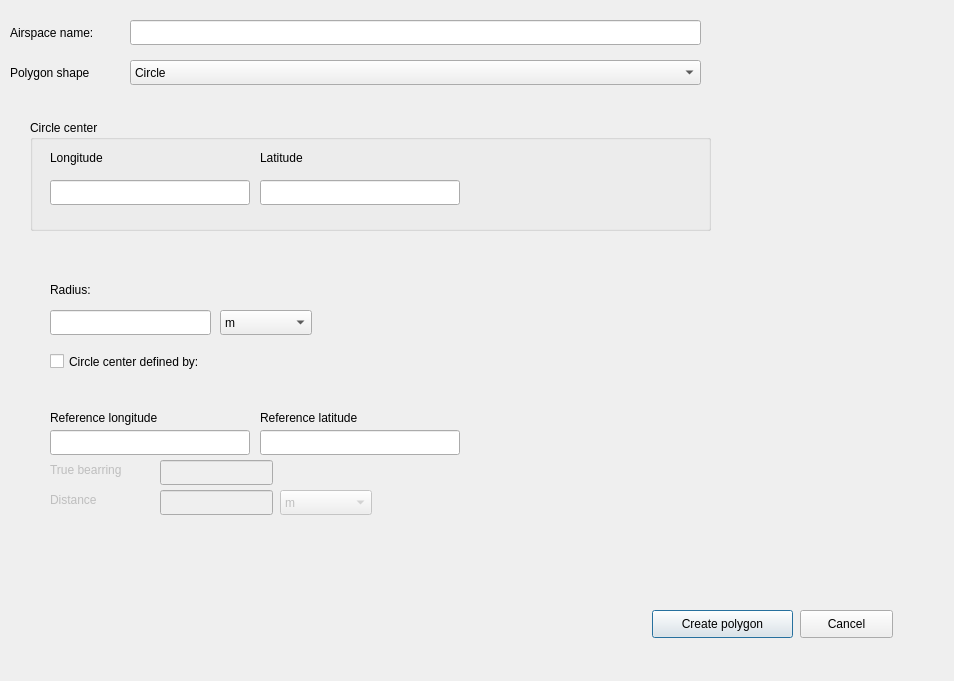
This is airspace_geometry_builder/airspace_geometry_builder_dialog_base.ui in strpaw/qgis3-airspace-geometry-builder as Qt 5 draws it before an edit. The edited form follows.
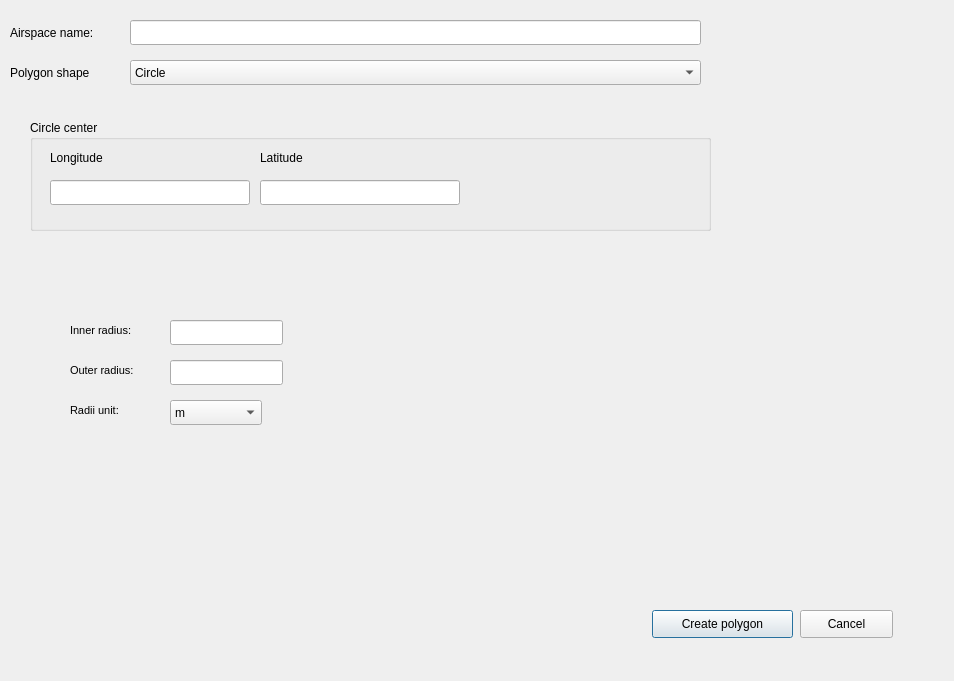
This is the edited form. The open tabs and pages were chosen to show the change.

Commit message: Add circle ring GUI layout

Diff of the .ui file:
```diff
--- a/airspace_geometry_builder/airspace_geometry_builder_dialog_base.ui
+++ b/airspace_geometry_builder/airspace_geometry_builder_dialog_base.ui
@@ -521,6 +521,123 @@
        </property>
       </widget>
      </widget>
+     <widget class="QWidget" name="page_4">
+      <widget class="QLineEdit" name="lineEditCircleRingOuterRadius">
+       <property name="geometry">
+        <rect>
+         <x>140</x>
+         <y>90</y>
+         <width>113</width>
+         <height>25</height>
+        </rect>
+       </property>
+      </widget>
+      <widget class="QLineEdit" name="lineEditCircleRingInnerRadius">
+       <property name="geometry">
+        <rect>
+         <x>140</x>
+         <y>50</y>
+         <width>113</width>
+         <height>25</height>
+        </rect>
+       </property>
+      </widget>
+      <widget class="QLabel" name="label_13">
+       <property name="geometry">
+        <rect>
+         <x>40</x>
+         <y>90</y>
+         <width>81</width>
+         <height>21</height>
+        </rect>
+       </property>
+       <property name="font">
+        <font>
+         <pointsize>8</pointsize>
+         <weight>50</weight>
+         <bold>false</bold>
+        </font>
+       </property>
+       <property name="text">
+        <string>Outer radius:</string>
+       </property>
+      </widget>
+      <widget class="QLabel" name="label_14">
+       <property name="geometry">
+        <rect>
+         <x>40</x>
+         <y>50</y>
+         <width>91</width>
+         <height>21</height>
+        </rect>
+       </property>
+       <property name="font">
+        <font>
+         <pointsize>8</pointsize>
+         <weight>50</weight>
+         <bold>false</bold>
+        </font>
+       </property>
+       <property name="text">
+        <string>Inner radius:</string>
+       </property>
+      </widget>
+      <widget class="QComboBox" name="lineEditCircleRingRadiiUOM">
+       <property name="geometry">
+        <rect>
+         <x>140</x>
+         <y>130</y>
+         <width>92</width>
+         <height>25</height>
+        </rect>
+       </property>
+       <item>
+        <property name="text">
+         <string>m</string>
+        </property>
+       </item>
+       <item>
+        <property name="text">
+         <string>km</string>
+        </property>
+       </item>
+       <item>
+        <property name="text">
+         <string>NM</string>
+        </property>
+       </item>
+       <item>
+        <property name="text">
+         <string>ft</string>
+        </property>
+       </item>
+       <item>
+        <property name="text">
+         <string>SM</string>
+        </property>
+       </item>
+      </widget>
+      <widget class="QLabel" name="label_15">
+       <property name="geometry">
+        <rect>
+         <x>40</x>
+         <y>130</y>
+         <width>81</width>
+         <height>21</height>
+        </rect>
+       </property>
+       <property name="font">
+        <font>
+         <pointsize>8</pointsize>
+         <weight>50</weight>
+         <bold>false</bold>
+        </font>
+       </property>
+       <property name="text">
+        <string>Radii unit:</string>
+       </property>
+      </widget>
+     </widget>
     </widget>
    </widget>
   </widget>
```
Left out of the diff: 7 changed lines with no effect on the pictures. The commit also changes 1 other file.
